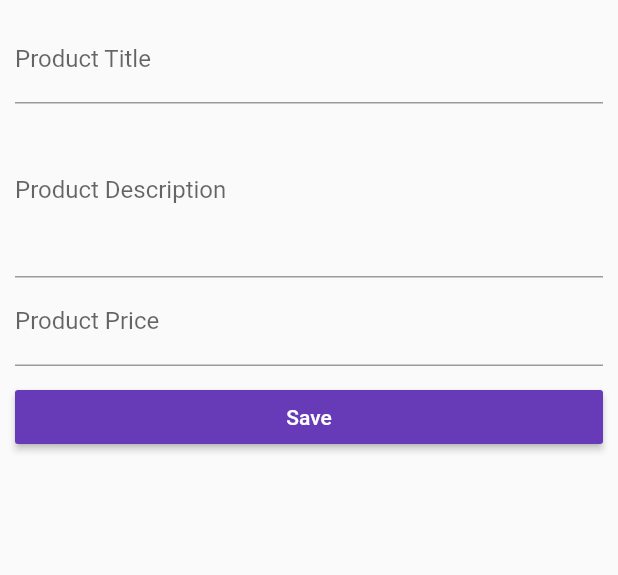
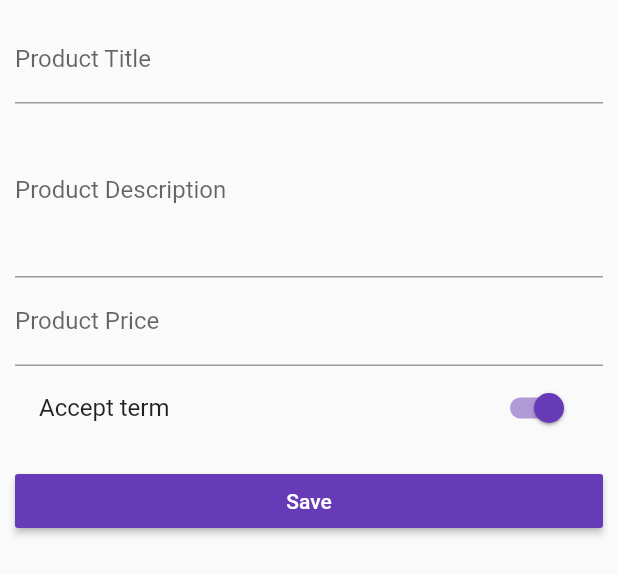
Before and after one commit to jacegem/hello_world_flutter, a Flutter app: the ProductCreatePage widget shown alone on an empty page, opened directly with empty values, after a tap on "Save", on a phone screen of 412 x 824 dp. Shown: the top 575 px of the screen. Run offline on Flutter 3.47's test engine with Material 2 defaults, Android fonts, the phone set to English and light mode, and no system bars; our stand-ins replace rxdart.

Commit message:
Add Container to Products

```diff
--- a/lib/Learn_Flutter/pages/product_create.dart
+++ b/lib/Learn_Flutter/pages/product_create.dart
@@ -12,9 +12,9 @@ class ProductCreatePage extends StatefulWidget {
 }
 
 class _ProductCreatePageState extends State<ProductCreatePage> {
-  String titleValue = '';
-  String descriptionValue = '';
-  double priceValue;
+  String _titleValue = '';
+  String _descriptionValue = '';
+  double _priceValue;
 
   @override
   Widget build(BuildContext context) {
@@ -25,7 +25,7 @@ class _ProductCreatePageState extends State<ProductCreatePage> {
           decoration: InputDecoration(labelText: 'Product Title'),
           onChanged: (String value) {
             setState(() {
-              titleValue = value;
+              _titleValue = value;
             });
           },
         ),
@@ -34,7 +34,7 @@ class _ProductCreatePageState extends State<ProductCreatePage> {
           decoration: InputDecoration(labelText: 'Product Description'),
           onChanged: (String value) {
             setState(() {
-              descriptionValue = value;
+              _descriptionValue = value;
             });
           },
         ),
@@ -43,9 +43,14 @@ class _ProductCreatePageState extends State<ProductCreatePage> {
           keyboardType: TextInputType.number,
           onChanged: (String value) {
             setState(() {
-              priceValue = double.parse(value);
+              _priceValue = double.parse(value);
             });
           },
+        ),
+        SwitchListTile(
+          title: Text('Accept term'),
+          value: true,
+          onChanged: (bool value) {},
         ),
         SizedBox(
           height: 10.0,
@@ -56,9 +61,9 @@ class _ProductCreatePageState extends State<ProductCreatePage> {
           textColor: Colors.white,
           onPressed: () {
             Map<String, dynamic> product = {
-              'title': titleValue,
-              'description': descriptionValue,
-              'price': priceValue,
+              'title': _titleValue,
+              'description': _descriptionValue,
+              'price': _priceValue,
               'image': 'assets/food.jpg',
             };
             widget.addProduct(product);
--- a/lib/Learn_Flutter/products.dart
+++ b/lib/Learn_Flutter/products.dart
@@ -14,7 +14,10 @@ class Products extends StatelessWidget {
       child: Column(
         children: <Widget>[
           Image.asset(products[index]['image']),
-          Text(products[index]['title']),
+          Container(
+            margin: EdgeInsets.only(top: 10.0),
+            child: Text(products[index]['title']),
+          ),
           ButtonBar(
             alignment: MainAxisAlignment.center,
             children: <Widget>[
```
